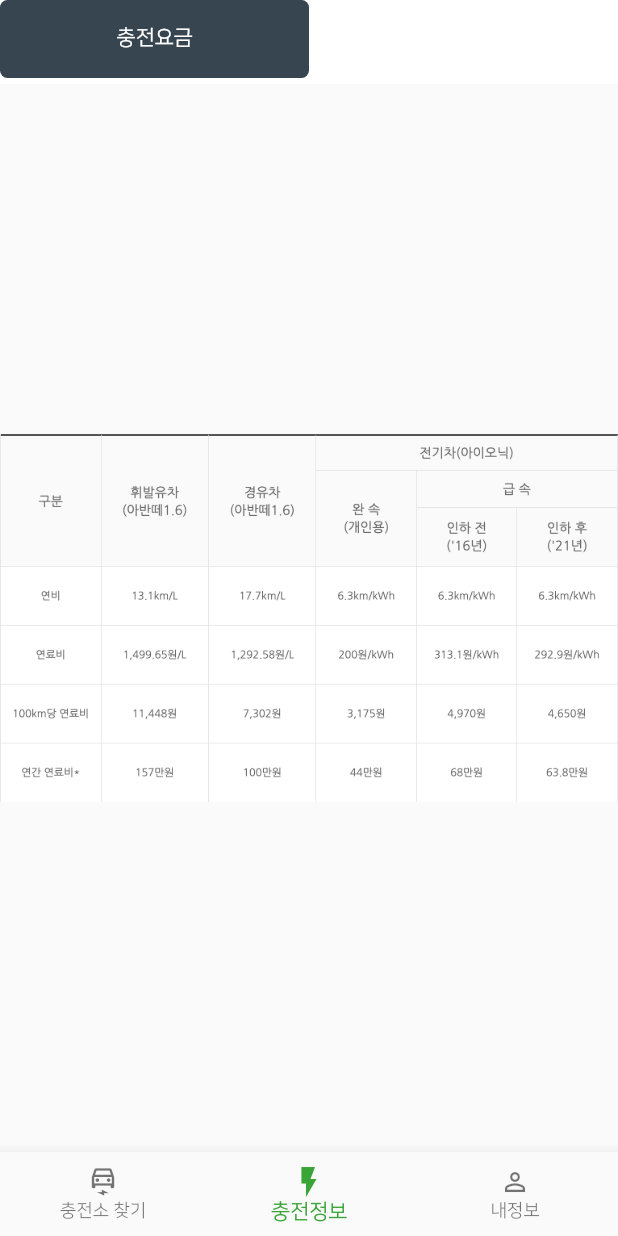
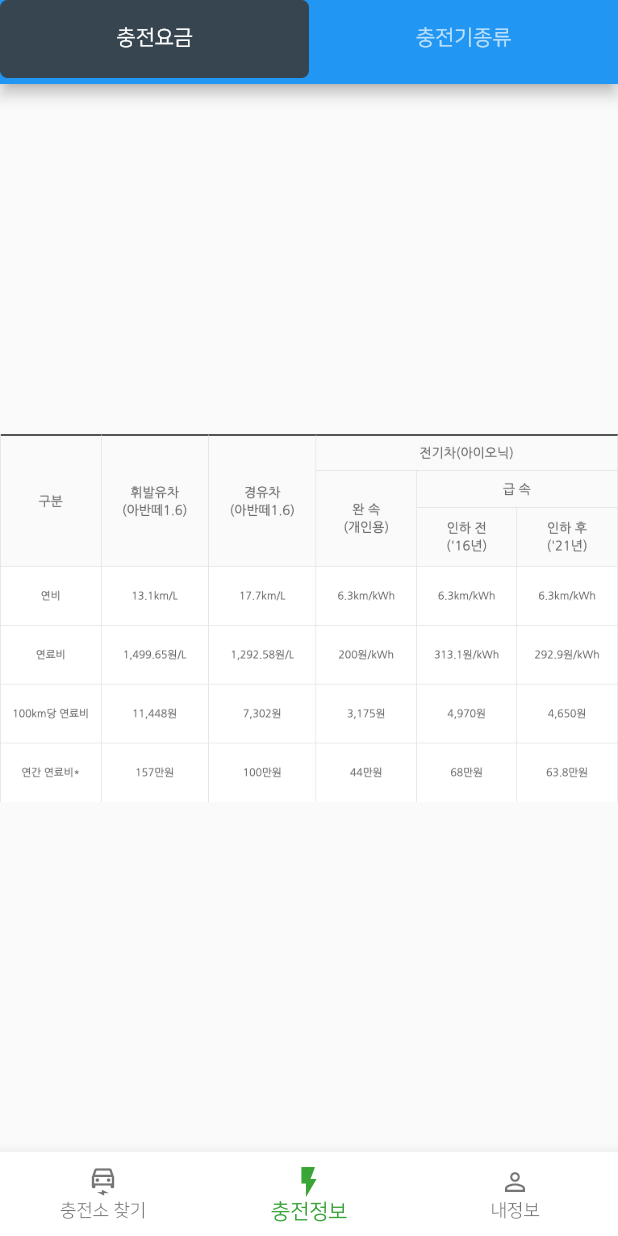
Before and after one commit to SogangEVM/EV-Mapper, a Flutter app: the screen it shows after launch, item 2 of the bottom bar chosen, on a phone screen of 412 x 824 dp. Run offline on Flutter 3.47's test engine with Material 2 defaults, Android fonts, the phone set to English and light mode, and no system bars; our stand-ins replace geolocator, modal_bottom_sheet; missing offline and left inert: kakao_flutter_sdk, naver_map_plugin.

Commit message:
Theme change

```diff
--- a/lib/main.dart
+++ b/lib/main.dart
@@ -24,6 +24,7 @@ class _ElectricVehicleMapperState extends State<ElectricVehicleMapper> {
     return MaterialApp(
       debugShowCheckedModeBanner: false,
       theme: materialThemes(),
+      darkTheme: materialDarkTheme(),
       home: MainPage(),
     );
   }
@@ -49,14 +50,6 @@ class _MainPageState extends State<MainPage> {
     return Scaffold(
       resizeToAvoidBottomInset: false,
       bottomNavigationBar: BottomNavigationBar(
-        type: BottomNavigationBarType.fixed,
-        selectedItemColor: evmColor.foregroundColor,
-        selectedIconTheme: IconThemeData(
-          size: 24.0,
-        ),
-        unselectedIconTheme: IconThemeData(
-          size: 20.0,
-        ),
         onTap: (int index) {
           setState(() {
             _screenIndex = index;
--- a/lib/src/components/material_themes.dart
+++ b/lib/src/components/material_themes.dart
@@ -4,22 +4,34 @@ import 'package:electric_vehicle_mapper/src/components/color_code.dart'
 
 ThemeData materialThemes() {
   return ThemeData(
-    appBarTheme: AppBarTheme(
-      backgroundColor: Colors.white,
-      titleTextStyle: TextStyle(
-        color: evmColor.backgroundColor,
-        fontWeight: FontWeight.bold,
-        fontFamily: 'NanumSquare',
-      ),
-      iconTheme: IconThemeData(color: evmColor.backgroundColor),
-      actionsIconTheme: IconThemeData(color: evmColor.backgroundColor),
-      elevation: 0.0,
-    ),
+    brightness: Brightness.light,
     floatingActionButtonTheme: FloatingActionButtonThemeData(
       foregroundColor: evmColor.backgroundColor,
       backgroundColor: Colors.white,
       splashColor: Colors.black.withOpacity(0.25),
     ),
     fontFamily: 'NanumSquare',
+    bottomNavigationBarTheme: BottomNavigationBarThemeData(
+      backgroundColor: Colors.white,
+      type: BottomNavigationBarType.fixed,
+      selectedItemColor: evmColor.foregroundColor,
+      selectedIconTheme: IconThemeData(
+        size: 24.0,
+      ),
+      unselectedIconTheme: IconThemeData(
+        size: 20.0,
+      ),
+    ),
   );
 }
+
+ThemeData materialDarkTheme() {
+  return ThemeData(
+    brightness: Brightness.dark,
+    floatingActionButtonTheme: FloatingActionButtonThemeData(
+      foregroundColor: evmColor.backgroundColor,
+      backgroundColor: Colors.white,
+      splashColor: Colors.black.withOpacity(0.25),
+    ),
+  );
+}
```
